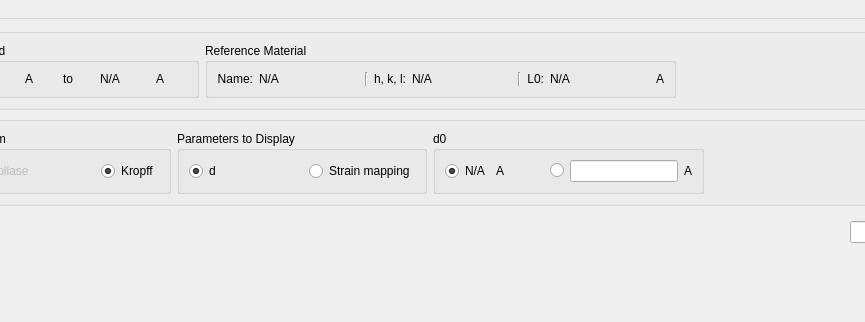
ornlneutronimaging/iBeatles, file ibeatles/ui/ui_strainMapping.ui: the form before one commit; both pictures show x 101 to 966 and y 0 to 322 of the 1077 by 857 pixel window.
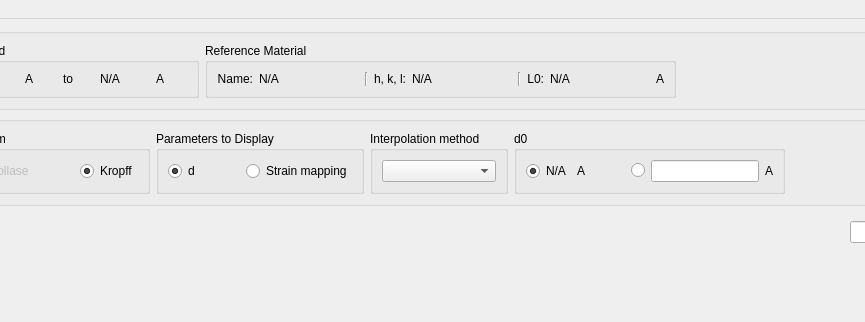
The form after the commit.

Commit message: added interpolation to strain mapping step. this refs #198

```diff
--- a/ibeatles/ui/ui_strainMapping.ui
+++ b/ibeatles/ui/ui_strainMapping.ui
@@ -338,6 +338,18 @@
          </layout>
         </widget>
        </item>
+       <item>
+        <widget class="QGroupBox" name="groupBox_8">
+         <property name="title">
+          <string>Interpolation method</string>
+         </property>
+         <layout class="QHBoxLayout" name="horizontalLayout_4">
+          <item>
+           <widget class="QComboBox" name="interpolation_comboBox"/>
+          </item>
+         </layout>
+        </widget>
+       </item>
        <item>
         <widget class="QGroupBox" name="groupBox_3">
          <property name="title">
```
Left out of the diff: 27 changed lines with no effect on the pictures. The commit also changes 6 other files.
